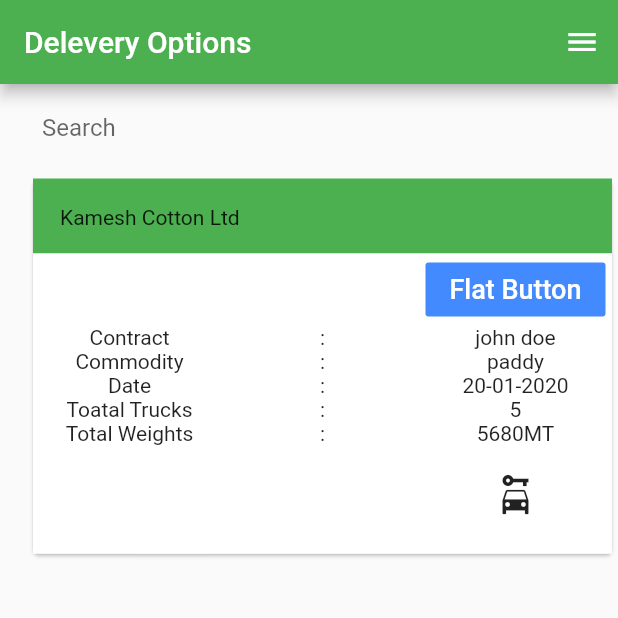
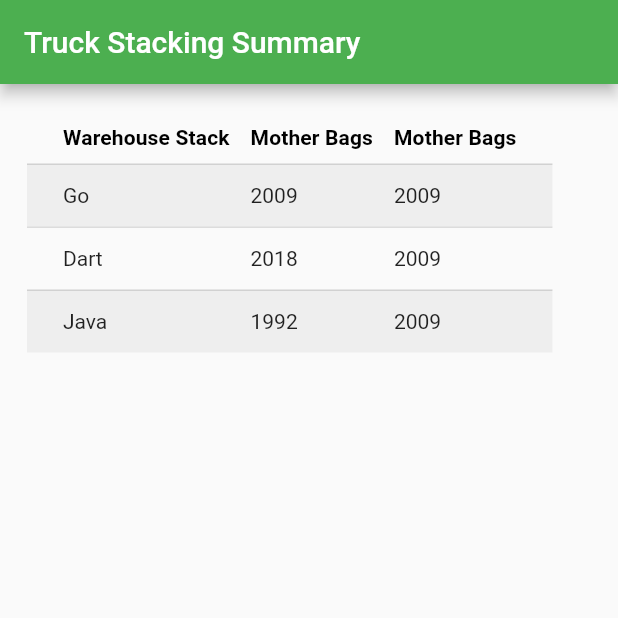
Before and after one commit to panchakarlavishnendra/Bluetooth, a Flutter app: the screen it shows after launch, on a phone screen of 412 x 824 dp, the top half of it. Run offline on Flutter 3.47's test engine with Material 2 defaults, Android fonts, the phone set to English and light mode, and no system bars; our stand-ins replace camera, flutter_bluetooth_serial, get, group_radio_button, image_picker, location and 1 more; missing offline and left inert: geocoder; project files that could hold a hidden picture were left out.

```diff
--- a/lib/main.dart
+++ b/lib/main.dart
@@ -2,6 +2,7 @@ import 'package:flutter/material.dart';
 import 'package:flutter_bluetooth/screens/deleverey_orders.dart';
 import 'package:flutter_bluetooth/screens/pending_approvals.dart';
 import 'package:flutter_bluetooth/screens/select_warehouse_contact_screen.dart';
+import 'package:flutter_bluetooth/screens/truck_stacking_summary.dart';
 import 'package:get/get.dart';
 import './routes.dart';
 
@@ -21,7 +22,7 @@ class MyApp extends StatelessWidget {
         primarySwatch: Colors.green,
         visualDensity: VisualDensity.adaptivePlatformDensity,
       ),
-      home: PendingApprovals(),
+      home: TruckStackingSummary(),
     );
   }
 }
--- /dev/null
+++ b/lib/screens/truck_stacking_summary.dart
@@ -0,0 +1,90 @@
+/// Flutter code sample for DataTable
+import 'package:flutter/material.dart';
+import 'package:flutter/rendering.dart';
+
+
+
+class TruckStackingSummary extends StatefulWidget {
+  @override
+  State<StatefulWidget> createState() {
+    return _MyHomePageState();
+  }
+}
+
+class _MyHomePageState extends State<TruckStackingSummary> {
+  static const int numItems = 10;
+  int index = 3;
+  List<bool> selected = List<bool>.generate(numItems, (index) => false);
+  final GlobalKey<ScaffoldState> _scaffoldKey = GlobalKey<ScaffoldState>();
+
+  @override
+  Widget build(BuildContext context) {
+    return Scaffold(
+
+      key: _scaffoldKey,
+      appBar: AppBar(title: Text('Truck Stacking Summary')),
+      body:
+      Padding(
+        padding: const EdgeInsets.all(18.0),
+        child: Container(
+          child:
+          DataTable(
+            columnSpacing: 14,
+            dataRowHeight: 42,
+            headingRowHeight: 35,
+
+
+            columns: [
+              DataColumn(label: Text('Warehouse Stack', style: TextStyle(
+                  fontWeight: FontWeight.bold,
+                  fontSize: 14),)),
+              DataColumn(label: Text('Mother Bags',style: TextStyle(
+                  fontWeight: FontWeight.bold,
+                  fontSize: 14),)),
+              DataColumn(label: Text('Mother Bags',style: TextStyle(
+                  fontWeight: FontWeight.bold,
+                  fontSize: 14),)),
+
+            ],
+            rows: [
+
+              DataRow(
+
+               color: MaterialStateProperty.resolveWith((states) =>  Colors.grey[200]),
+                cells: [
+                  DataCell(
+                      Text('Go')),
+                  DataCell(Text('2009')),
+                  DataCell(Text('2009')),
+
+                ],
+              ),
+              DataRow(
+                cells: [
+                  DataCell(Text('Dart')),
+                  DataCell(Text('2018')),
+                  DataCell(Text('2009')),
+
+                ],
+              ),
+              DataRow(
+                color: MaterialStateProperty.resolveWith((states) =>  Colors.grey[200]),
+
+                cells: [
+                  DataCell(Text('Java')),
+                  DataCell(Text('1992')),
+                  DataCell(Text('2009')),
+
+                ],
+              ),
+
+            ],
+
+          ),
+
+        ),
+      ),
+
+    );
+  }
+}
```
Also changed, not shown: lib/screens/pending_approvals.dart (+179 -179 lines), pubspec.lock.
